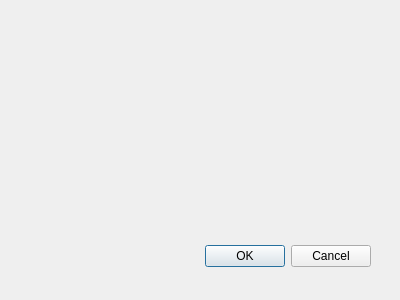
This is views/settingdialog.ui in Gitnoter/Gitnoter as Qt 5 draws it before an edit. The edited form follows.
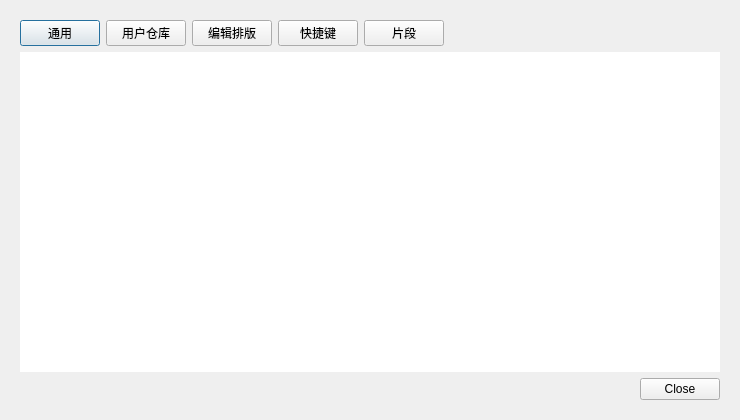
This is the edited form.

Commit message: add settingdialog animation

```diff
--- a/views/settingdialog.ui
+++ b/views/settingdialog.ui
@@ -8,29 +8,98 @@
    <rect>
     <x>0</x>
     <y>0</y>
-    <width>400</width>
-    <height>300</height>
+    <width>740</width>
+    <height>420</height>
    </rect>
   </property>
   <property name="windowTitle">
    <string>Dialog</string>
   </property>
-  <widget name="buttonBox" class="QDialogButtonBox">
-   <property name="geometry">
-    <rect>
-     <x>30</x>
-     <y>240</y>
-     <width>341</width>
-     <height>32</height>
-    </rect>
-   </property>
-   <property name="orientation">
-    <enum>Qt::Horizontal</enum>
-   </property>
-   <property name="standardButtons">
-    <set>QDialogButtonBox::Cancel|QDialogButtonBox::Ok</set>
-   </property>
-  </widget>
+  <layout class="QVBoxLayout" name="verticalLayout">
+   <item>
+    <widget class="QWidget" name="widget_content" native="true">
+     <layout class="QVBoxLayout" name="verticalLayout_2">
+      <item>
+       <layout class="QHBoxLayout" name="horizontalLayout">
+        <item>
+         <widget class="QPushButton" name="pushButton_general">
+          <property name="text">
+           <string>通用</string>
+          </property>
+         </widget>
+        </item>
+        <item>
+         <widget class="QPushButton" name="pushButton_accountRepo">
+          <property name="text">
+           <string>用户仓库</string>
+          </property>
+         </widget>
+        </item>
+        <item>
+         <widget class="QPushButton" name="pushButton_edit">
+          <property name="text">
+           <string>编辑排版</string>
+          </property>
+         </widget>
+        </item>
+        <item>
+         <widget class="QPushButton" name="pushButton_shortcuts">
+          <property name="text">
+           <string>快捷键</string>
+          </property>
+         </widget>
+        </item>
+        <item>
+         <widget class="QPushButton" name="pushButton_snippets">
+          <property name="text">
+           <string>片段</string>
+          </property>
+         </widget>
+        </item>
+        <item>
+         <spacer name="horizontalSpacer">
+          <property name="orientation">
+           <enum>Qt::Horizontal</enum>
+          </property>
+          <property name="sizeHint" stdset="0">
+           <size>
+            <width>40</width>
+            <height>20</height>
+           </size>
+          </property>
+         </spacer>
+        </item>
+       </layout>
+      </item>
+      <item>
+       <widget class="QStackedWidget" name="stackedWidget">
+        <property name="styleSheet">
+         <string notr="true">background-color:#fff;</string>
+        </property>
+        <property name="currentIndex">
+         <number>2</number>
+        </property>
+        <widget class="QWidget" name="page"/>
+        <widget class="QWidget" name="page_5"/>
+        <widget class="QWidget" name="page_6">
+         <zorder>pushButton_snippets</zorder>
+        </widget>
+        <widget class="QWidget" name="page_3"/>
+        <widget class="QWidget" name="page_4"/>
+        <widget class="QWidget" name="page_2"/>
+       </widget>
+      </item>
+      <item>
+       <widget class="QDialogButtonBox" name="buttonBox">
+        <property name="standardButtons">
+         <set>QDialogButtonBox::Close</set>
+        </property>
+       </widget>
+      </item>
+     </layout>
+    </widget>
+   </item>
+  </layout>
  </widget>
  <pixmapfunction/>
  <resources/>
```
Left out of the diff: 31 changed lines with no effect on the pictures. The commit also changes 2 other files.
